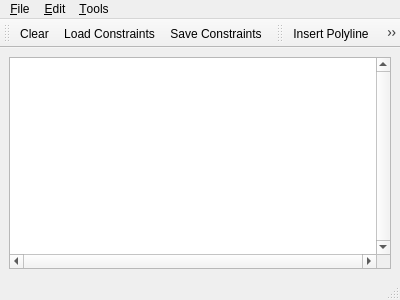
Qt form GraphicsView/demo/Triangulation_2/Constrained_Delaunay_triangulation_2.ui (CGAL/cgal) before a commit.
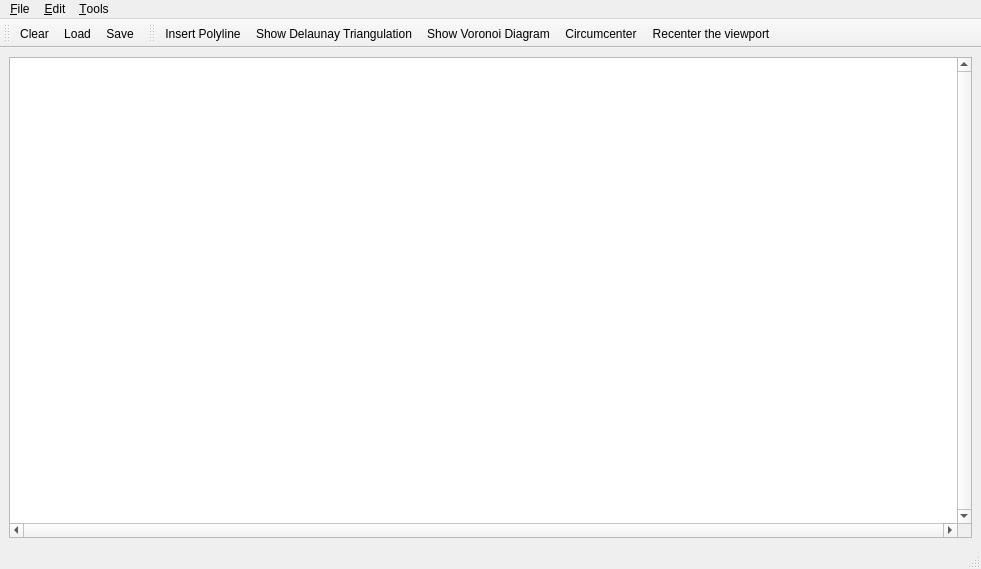
The same form after that commit. Icons and pictures are not drawn.

Commit message: Rename Load/save entries.

```diff
--- a/GraphicsView/demo/Triangulation_2/Constrained_Delaunay_triangulation_2.ui
+++ b/GraphicsView/demo/Triangulation_2/Constrained_Delaunay_triangulation_2.ui
@@ -6,8 +6,8 @@
    <rect>
     <x>0</x>
     <y>0</y>
-    <width>400</width>
-    <height>300</height>
+    <width>981</width>
+    <height>569</height>
    </rect>
   </property>
   <property name="windowTitle" >
@@ -72,8 +72,8 @@
     <rect>
      <x>0</x>
      <y>0</y>
-     <width>400</width>
-     <height>19</height>
+     <width>981</width>
+     <height>29</height>
     </rect>
    </property>
    <widget class="QMenu" name="menuFile" >
@@ -207,7 +207,7 @@
     <iconset resource="../icons/File.qrc" >:/cgal/fileToolbar/fileOpen.png</iconset>
    </property>
    <property name="text" >
-    <string>&amp;Load Constraints...</string>
+    <string>&amp;Load...</string>
    </property>
    <property name="shortcut" >
     <string>Ctrl+L</string>
@@ -218,7 +218,7 @@
     <iconset resource="../icons/File.qrc" >:/cgal/fileToolbar/fileSave.png</iconset>
    </property>
    <property name="text" >
-    <string>&amp;Save Constraints...</string>
+    <string>&amp;Save...</string>
    </property>
    <property name="shortcut" >
     <string>Ctrl+S</string>
```
Left out of the diff: 27 changed lines with no effect on the pictures.
